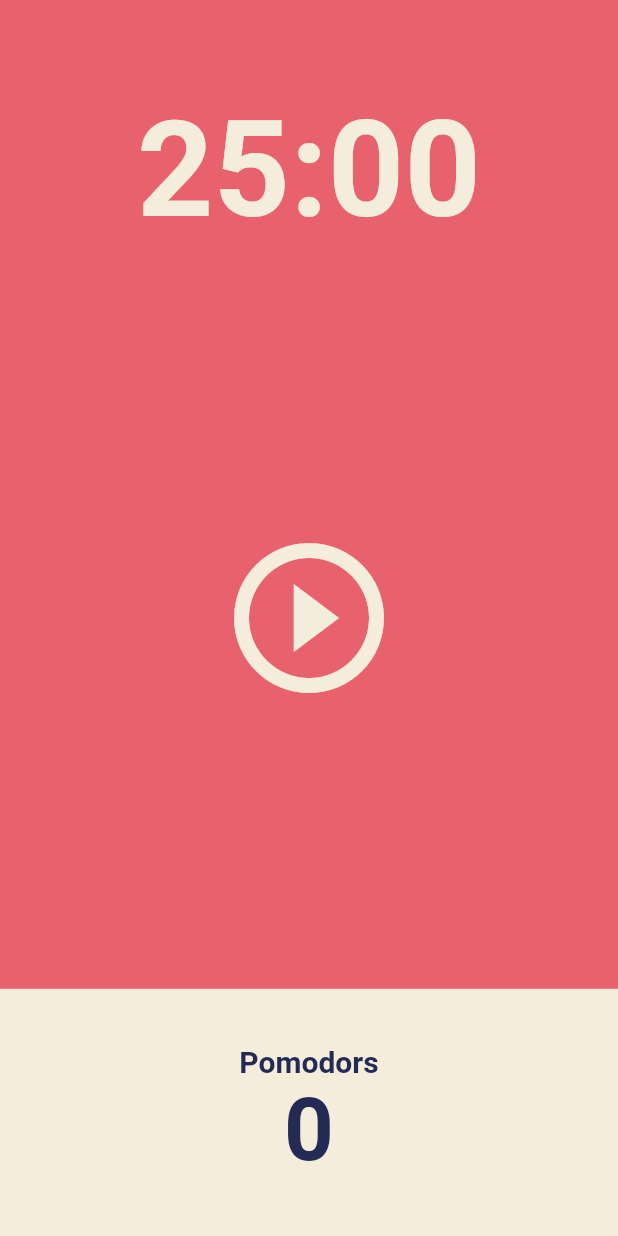
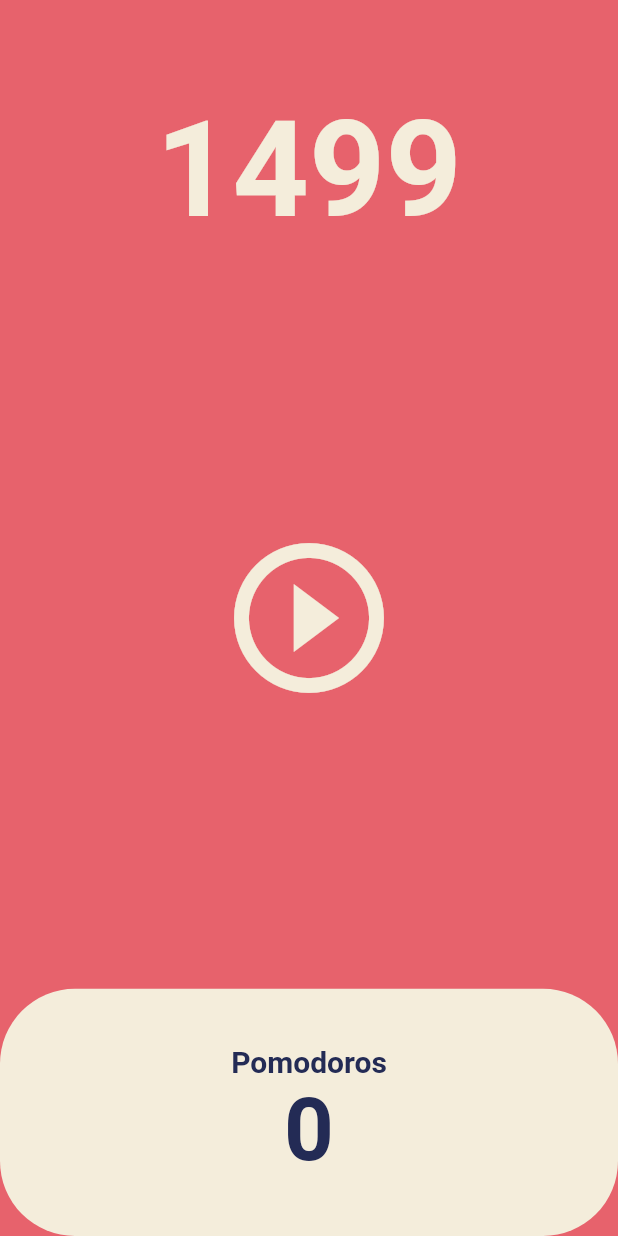
Before and after one commit to Luceta/flutter-pomo, a Flutter app: the screen it shows after launch, after a tap on the "play circle outline" icon, on a phone screen of 412 x 824 dp. Run offline on Flutter 3.47's test engine with Material 2 defaults, Android fonts, the phone set to English and light mode, and no system bars.

```diff
--- a/lib/screen/home_screen.dart
+++ b/lib/screen/home_screen.dart
@@ -1,3 +1,5 @@
+import 'dart:async';
+
 import 'package:flutter/material.dart';
 
 class HomeScreen extends StatefulWidget {
@@ -8,6 +10,22 @@ class HomeScreen extends StatefulWidget {
 }
 
 class _HomeScreenState extends State<HomeScreen> {
+  int totalSeconds = 1500;
+  late Timer timer;
+
+  void onTick(Timer timer) {
+    setState(() {
+      totalSeconds = totalSeconds - 1;
+    });
+  }
+
+  void onStartPressed() {
+    timer = Timer.periodic(
+      const Duration(seconds: 1),
+      onTick,
+    );
+  }
+
   @override
   Widget build(BuildContext context) {
     return Scaffold(
@@ -19,11 +37,11 @@ class _HomeScreenState extends State<HomeScreen> {
             child: Container(
               alignment: Alignment.bottomCenter,
               child: Text(
-                "25:00",
+                '$totalSeconds',
                 style: TextStyle(
                   color: Theme.of(context).cardColor,
+                  fontSize: 89,
                   fontWeight: FontWeight.w600,
-                  fontSize: 89,
                 ),
               ),
             ),
@@ -34,10 +52,11 @@ class _HomeScreenState extends State<HomeScreen> {
               child: IconButton(
                 iconSize: 120,
                 color: Theme.of(context).cardColor,
-                  onPressed: () {},
+                onPressed: onStartPressed,
                 icon: const Icon(Icons.play_circle_outline),
               ),
-              )),
+            ),
+          ),
           Flexible(
             flex: 1,
             child: Row(
@@ -46,12 +65,13 @@ class _HomeScreenState extends State<HomeScreen> {
                   child: Container(
                     decoration: BoxDecoration(
                       color: Theme.of(context).cardColor,
+                      borderRadius: BorderRadius.circular(50),
                     ),
                     child: Column(
                       mainAxisAlignment: MainAxisAlignment.center,
                       children: [
                         Text(
-                          "Pomodors",
+                          'Pomodoros',
                           style: TextStyle(
                             fontSize: 20,
                             fontWeight: FontWeight.w600,
@@ -60,7 +80,7 @@ class _HomeScreenState extends State<HomeScreen> {
                           ),
                         ),
                         Text(
-                          "0",
+                          '0',
                           style: TextStyle(
                             fontSize: 58,
                             fontWeight: FontWeight.w600,
@@ -74,7 +94,7 @@ class _HomeScreenState extends State<HomeScreen> {
                 ),
               ],
             ),
-          ),
+          )
         ],
       ),
     );
```
Lines whose indentation alone changed are shown as unchanged.
